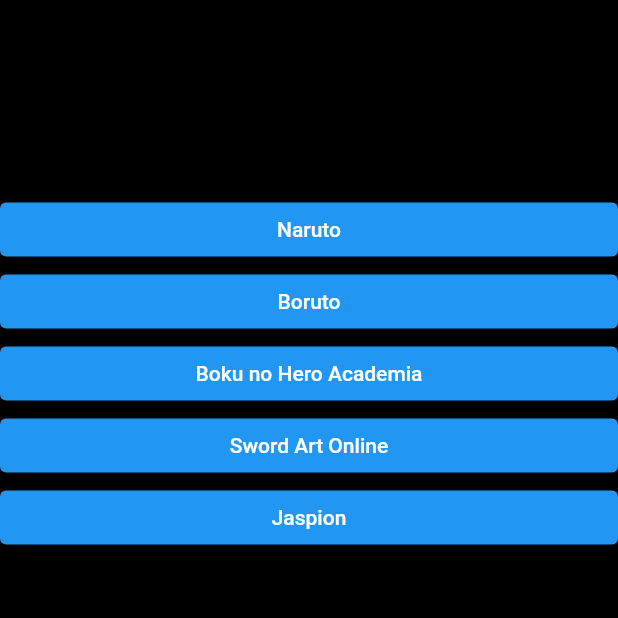
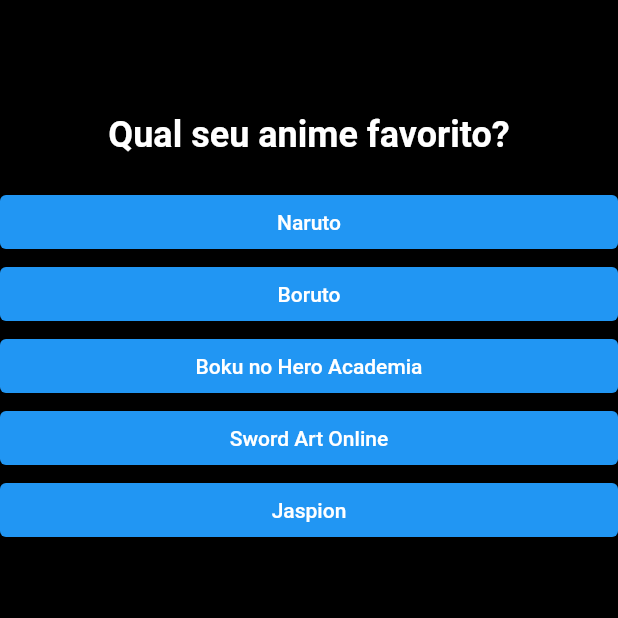
Before and after one commit to willams192/projeto_perguntas, a Flutter app: the screen it shows after launch, on a phone screen of 412 x 824 dp, the top half of it. Run offline on Flutter 3.47's test engine with Material 2 defaults, Android fonts, the phone set to English and light mode, and no system bars.

```diff
--- a/lib/questao.dart
+++ b/lib/questao.dart
@@ -2,17 +2,18 @@ import 'package:flutter/material.dart';
 
 class Questao extends StatelessWidget {
   final String texto;
+  final TextStyle estilo;
 
-  Questao(this.texto);
+  const Questao(this.texto, {required this.estilo});
 
   @override
   Widget build(BuildContext context) {
     return Container(
       width: double.infinity,
-      margin: EdgeInsets.all(20),
+      margin: const EdgeInsets.all(20),
       child: Text(
         texto,
-        style: TextStyle(fontSize: 28),
+        style: estilo ?? TextStyle(fontSize: 28),
         textAlign: TextAlign.center,
       ),
     );
```
